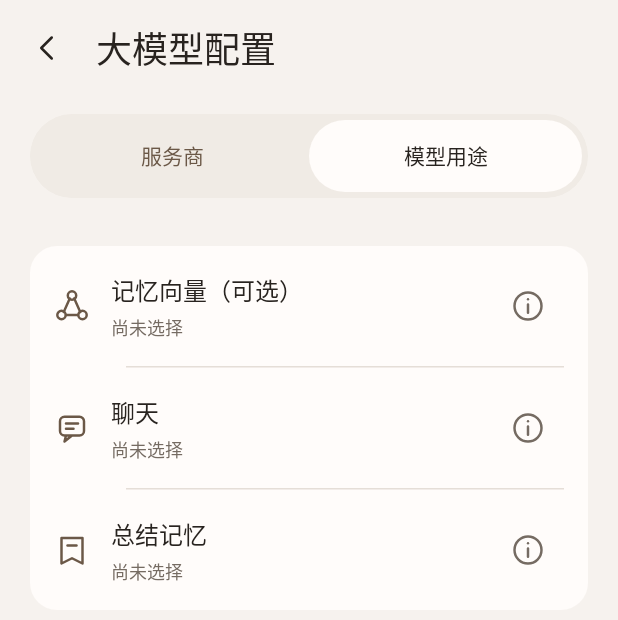
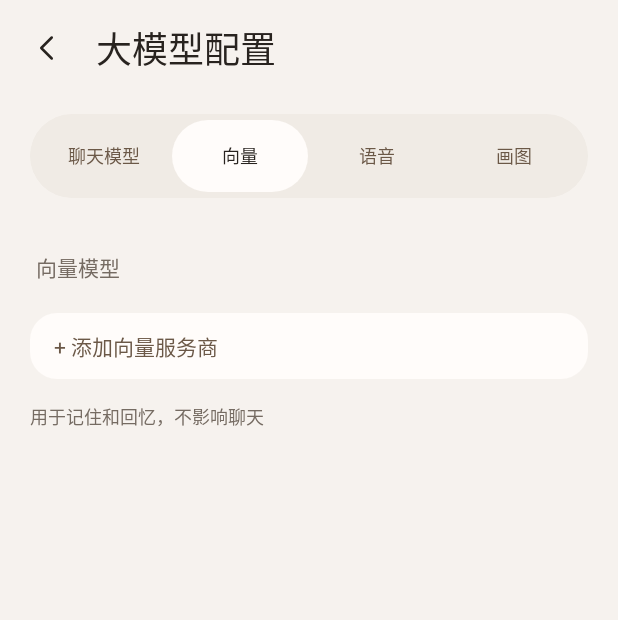
Before and after one commit to Jiang-Xiaoxing/Lianxu, an Android app built with Jetpack Compose: the composable ModelConfigScreen shown on its own in the app's theme, tab 2 chosen, on a phone screen of 412 x 824 dp. Shown: the top 620 px of the screen. Run offline under Robolectric (Android 15) with nearby library versions, the phone set to English and light mode, and no system bars; Roboto replaces fonts that are not available here; 1 statement that could not run was skipped.

Commit message:
大模型配置改成按用途分 tab

```diff
--- a/app/src/main/java/app/lianxu/independent/ModelConfigScreen.kt
+++ b/app/src/main/java/app/lianxu/independent/ModelConfigScreen.kt
@@ -9,6 +9,7 @@ import androidx.compose.foundation.lazy.LazyColumn
 import androidx.compose.foundation.lazy.items
 import androidx.compose.foundation.lazy.rememberLazyListState
 import androidx.compose.foundation.selection.selectableGroup
+import androidx.compose.foundation.shape.CircleShape
 import androidx.compose.foundation.shape.RoundedCornerShape
 import androidx.compose.foundation.text.KeyboardOptions
 import androidx.compose.material3.*
@@ -44,10 +45,13 @@ private fun regionName(p:ProviderPreset)=p.label.substringAfter(" · ","")
 @Composable fun ModelConfigScreen(onBack:()->Unit,state:ModelConfigState=viewModel(),saveForPurpose:ModelPurpose?=null) {
     LaunchedEffect(state.vaultVersion){state.refresh()}
     var screen by remember {mutableStateOf("overview")}
-    val tabs=rememberPageTabs(2)
+    val tabs=rememberPageTabs(4)
     val overviewTab=tabs.selected
     val servicesScroll=rememberLazyListState()
     val purposesScroll=rememberLazyListState()
+    val voiceScroll=rememberLazyListState()
+    val imageScroll=rememberLazyListState()
+    var imageNotice by remember{mutableStateOf(false)}
     var embeddingEditor by remember {mutableStateOf(false)}
     var allProviders by remember {mutableStateOf(false)}
     var regionGroup by remember {mutableStateOf<ProviderGroup?>(null)}
@@ -110,49 +114,62 @@ private fun regionName(p:ProviderPreset)=p.label.substringAfter(" · ","")
         if(saveForPurpose==ModelPurpose.CHAT&&!embeddingEditor)Text("这里只设置全局聊天。其他用途正在使用的配置可直接选用，但不能在这里修改或删除；可另加全局聊天配置。",Modifier.padding(horizontal=UiSpace.page,vertical=8.dp).testTag("config-chat-context"),style=MaterialTheme.typography.bodySmall,color=ConfigMuted)
         if(screen=="overview"){
             Row(Modifier.padding(horizontal=UiSpace.page,vertical=12.dp).fillMaxWidth().selectableGroup().clip(RoundedCornerShape(28.dp)).background(MaterialTheme.colorScheme.surfaceContainer).padding(4.dp)){
-                listOf("服务商","模型用途").forEachIndexed{index,label->
+                listOf("聊天模型","向量","语音","画图").forEachIndexed{index,label->
                     Tab(selected=overviewTab==index,onClick={tabs.select(index)},
-                        modifier=Modifier.weight(1f).heightIn(min=UiSpace.action).clip(RoundedCornerShape(24.dp)).background(if(overviewTab==index)Paper else Color.Transparent).testTag(if(index==0)"config-tab-services" else "config-tab-purposes"),
-                        selectedContentColor=ConfigInk,unselectedContentColor=ConfigGreen,text={Text(label,style=MaterialTheme.typography.labelLarge)})
+                        modifier=Modifier.weight(1f).heightIn(min=UiSpace.action).clip(RoundedCornerShape(24.dp)).background(if(overviewTab==index)Paper else Color.Transparent).testTag(listOf("config-tab-chat","config-tab-embedding","config-tab-voice","config-tab-image")[index]),
+                        selectedContentColor=ConfigInk,unselectedContentColor=ConfigGreen,text={Text(label,style=MaterialTheme.typography.labelMedium,maxLines=1)})
                 }
             }
-            // The visible panels have different lists and independent scroll positions.
-            PageTabContent(tabs){panel->LazyColumn(Modifier.fillMaxSize().testTag("config-overview"),state=if(panel==0)servicesScroll else purposesScroll,contentPadding=PaddingValues(UiSpace.page),verticalArrangement=Arrangement.spacedBy(16.dp)){
+            if(saveForPurpose!=null){
+                LazyColumn(Modifier.fillMaxSize().testTag("config-overview"),state=purposesScroll,contentPadding=PaddingValues(UiSpace.page),verticalArrangement=Arrangement.spacedBy(16.dp)){
+                    if(state.status.isNotBlank())item("status"){Notice(state.status,state.statusError)}
+                    item("purposes"){PurposeSelection(state,only=saveForPurpose)}
+                }
+            }else{
+            // 四个用途各占一个 tab，每个 tab 只列这个用途的服务商；互相不看对方的列表。
+            PageTabContent(tabs){panel->LazyColumn(Modifier.fillMaxSize().testTag("config-overview"),state=when(panel){0->servicesScroll;1->purposesScroll;2->voiceScroll;else->imageScroll},contentPadding=PaddingValues(UiSpace.page),verticalArrangement=Arrangement.spacedBy(16.dp)){
                 if(state.status.isNotBlank())item("status"){Notice(state.status,state.statusError)}
-                if(panel==0){
-                if(state.configs.isEmpty())item("empty"){Column(Modifier.fillMaxWidth().heightIn(min=240.dp).testTag("config-services-empty"),horizontalAlignment=Alignment.CenterHorizontally,verticalArrangement=Arrangement.Center){
-                    ControlIcon("services",ConfigMuted,64.dp);Spacer(Modifier.height(20.dp))
-                    Text("还没有保存的服务",style=MaterialTheme.typography.titleMedium,color=ConfigMuted)
-                }}
-                else {
-                item("saved-label"){SectionLabel("已保存的服务")}
-                item("saved-services"){Column(Modifier.fillMaxWidth().clip(RoundedCornerShape(18.dp)).background(Paper)){
-                    state.configs.forEachIndexed {index,config->
-                        val p=ProviderPresets.get(config.providerId)
-                        Row(Modifier.fillMaxWidth().clickable(enabled=!state.busy&&!sharedWithOtherPurposes(config.id)){edit(config)}.testTag("config-edit-${config.id}").padding(18.dp),verticalAlignment=Alignment.CenterVertically){
-                            ProviderMark(p);Spacer(Modifier.width(14.dp))
-                            Column(Modifier.weight(1f),verticalArrangement=Arrangement.spacedBy(6.dp)){
-                                Text(config.name,style=MaterialTheme.typography.titleSmall,fontWeight=FontWeight.Medium,maxLines=1,overflow=TextOverflow.Ellipsis)
-                                Text("${providerName(p)} · ${config.modelId}",style=MaterialTheme.typography.bodySmall,color=ConfigMuted,maxLines=1,overflow=TextOverflow.Ellipsis)
-                                if(sharedWithOtherPurposes(config.id))Text("其他用途正在使用，在此不能修改",style=MaterialTheme.typography.bodySmall,color=ConfigMuted)
-                                val test=state.tests[config.id];val testLine=ModelStatusText.test(test,config)
-                                Text(testLine,Modifier.testTag("config-probe-${config.id}"),style=MaterialTheme.typography.bodySmall,color=when{testLine=="未测试"->ConfigMuted;test?.ok==true->ConfigGreen;else->ConfigErrorColor})
-                                val call=state.calls[config.id]
-                                Text(ModelStatusText.calls(call),Modifier.testTag("config-calls-${config.id}"),style=MaterialTheme.typography.bodySmall,color=if(call?.ok==false)ConfigErrorColor else ConfigMuted)
-                            }
-                            if(config.id==state.defaultId)Text("默认",Modifier.padding(horizontal=8.dp).clip(RoundedCornerShape(8.dp)).background(SelectedBackground).padding(horizontal=8.dp,vertical=4.dp),color=ConfigGreen,style=MaterialTheme.typography.bodySmall)
+                when(panel){
+                0->{
+                    val rows=state.configs.filter{ProviderCatalog.modelKind(it)!=ProviderModelKind.TEXT_EMBEDDING}
+                    item("chat-label"){SectionLabel("聊天模型")}
+                    if(rows.isEmpty())item("chat-empty"){Column(Modifier.fillMaxWidth().heightIn(min=180.dp).testTag("config-services-empty"),horizontalAlignment=Alignment.CenterHorizontally,verticalArrangement=Arrangement.Center){
+                        ControlIcon("services",ConfigMuted,56.dp);Spacer(Modifier.height(16.dp))
+                        Text("还没有聊天服务",style=MaterialTheme.typography.titleMedium,color=ConfigMuted)
+                    }}
+                    item("chat-list"){Column(Modifier.fillMaxWidth().clip(RoundedCornerShape(18.dp)).background(Paper)){
+                        rows.forEachIndexed{index,config->
+                            ModelServiceRow(config,state.tests[config.id]?.ok==true,config.id==state.defaultId){edit(config)}
+                            if(index<rows.lastIndex)HorizontalDivider(Modifier.padding(horizontal=16.dp),color=ConfigLine)
                         }
-                        if(index<state.configs.lastIndex)HorizontalDivider(Modifier.padding(start=72.dp,end=18.dp),color=ConfigLine)
-                    }
-                }}
+                        if(rows.isNotEmpty())HorizontalDivider(Modifier.padding(horizontal=16.dp),color=ConfigLine)
+                        AddServiceRow("+ 添加聊天服务商","config-add-chat"){add()}
+                    }}
+                    item("chat-hint"){Text("用于和角色聊天",style=MaterialTheme.typography.bodySmall,color=ConfigMuted)}
                 }
-                item("add-service"){OutlinedButton(onClick={add()},enabled=!state.saving,modifier=Modifier.fillMaxWidth().heightIn(min=UiSpace.action).testTag("config-add")){Text("添加服务商")}}
-                if(saveForPurpose==null)item("add-embedding"){OutlinedButton(onClick={add(true)},modifier=Modifier.fillMaxWidth().heightIn(min=48.dp).testTag("config-add-embedding")){Text("添加向量模型")}}
-                if(saveForPurpose==null)item("voice-config"){ BreezeVoiceServiceSection() }
-                }else{
-                item("purposes"){PurposeSelection(state,only=saveForPurpose)}
+                1->{
+                    val rows=state.configs.filter{ProviderCatalog.modelKind(it)==ProviderModelKind.TEXT_EMBEDDING}
+                    item("emb-label"){SectionLabel("向量模型")}
+                    item("emb-list"){Column(Modifier.fillMaxWidth().clip(RoundedCornerShape(18.dp)).background(Paper)){
+                        rows.forEachIndexed{index,config->
+                            ModelServiceRow(config,state.tests[config.id]?.ok==true,state.purposes[ModelPurpose.EMBEDDING]==config.id){edit(config)}
+                            if(index<rows.lastIndex)HorizontalDivider(Modifier.padding(horizontal=16.dp),color=ConfigLine)
+                        }
+                        if(rows.isNotEmpty())HorizontalDivider(Modifier.padding(horizontal=16.dp),color=ConfigLine)
+                        AddServiceRow("+ 添加向量服务商","config-add-embedding"){add(true)}
+                    }}
+                    item("emb-hint"){Text("用于记住和回忆，不影响聊天",style=MaterialTheme.typography.bodySmall,color=ConfigMuted)}
                 }
-            }
+                2->item("voice"){BreezeVoiceServiceSection()}
+                else->{
+                    item("img-label"){SectionLabel("画图服务")}
+                    item("img-list"){Column(Modifier.fillMaxWidth().clip(RoundedCornerShape(18.dp)).background(Paper)){
+                        AddServiceRow("+ 添加画图服务商","config-add-image"){imageNotice=true}
+                    }}
+                    item("img-hint"){Text("还没有配置，先接一家才能让角色发图",style=MaterialTheme.typography.bodySmall,color=ConfigMuted)}
+                }
+                }
+            }}
             }
         }else if(screen=="providers"){
             OutlinedTextField(query,{query=it.take(80)},placeholder={Text("搜索服务商")},singleLine=true,leadingIcon={ControlIcon("search")},modifier=Modifier.fillMaxWidth().padding(horizontal=UiSpace.page,vertical=12.dp).testTag("provider-search"),shape=RoundedCornerShape(16.dp),colors=OutlinedTextFieldDefaults.colors(unfocusedContainerColor=Paper,focusedContainerColor=Paper,unfocusedBorderColor=Color.Transparent))
@@ -251,7 +268,40 @@ private fun regionName(p:ProviderPreset)=p.label.substringAfter(" · ","")
             }
         }
     }}
+    if(imageNotice)AlertDialog(onDismissRequest={imageNotice=false},title={Text("画图功能还没接入")},
+        text={Text("现在还不能添加画图服务商。等画图接上以后，这里会列出可以选的服务。")},
+        confirmButton={TextButton({imageNotice=false}){Text("知道了")}})
     deleting?.let{config->AlertDialog(onDismissRequest={deleting=null},title={Text("删除这份配置？")},text={Text("同时清除保存的密钥。聊天记录不受影响。")},confirmButton={TextButton(onClick={state.delete(config);deleting=null;key="";reveal=false;screen="overview"}){Text("确认删除")}},dismissButton={TextButton(onClick={deleting=null}){Text("取消")}})}
+}
+
+/** 一个用途下的一行：名字 + 状态 + 小胶囊，行高 44dp，和语音服务那一行一致。 */
+@Composable private fun ModelServiceRow(config:ModelConfig,testOk:Boolean,isDefault:Boolean,onOpen:()->Unit){
+    val p=ProviderPresets.get(config.providerId)
+    Row(Modifier.fillMaxWidth().heightIn(min=44.dp).clickable(role=Role.Button,onClick=onOpen)
+        .testTag("config-edit-${config.id}").padding(horizontal=16.dp,vertical=8.dp),verticalAlignment=Alignment.CenterVertically){
+        Column(Modifier.weight(1f),verticalArrangement=Arrangement.spacedBy(2.dp)){
+            Text(config.name,style=MaterialTheme.typography.titleSmall,fontWeight=FontWeight.Medium,maxLines=1,overflow=TextOverflow.Ellipsis)
+            Text("${providerName(p)} · ${config.modelId}",style=MaterialTheme.typography.labelSmall,color=ConfigMuted,maxLines=1,overflow=TextOverflow.Ellipsis)
+        }
+        if(testOk){
+            Box(Modifier.size(7.dp).clip(CircleShape).background(ConfigGreen));Spacer(Modifier.width(5.dp))
+            Text("已连接",style=MaterialTheme.typography.labelSmall,color=ConfigGreen)
+        }else Text("未连接",style=MaterialTheme.typography.labelSmall,color=ConfigMuted)
+        if(isDefault)Text("默认",Modifier.padding(start=6.dp),style=MaterialTheme.typography.labelSmall,color=ConfigGreen)
+        Spacer(Modifier.width(8.dp))
+        Box(Modifier.clip(CircleShape).background(Accent).clickable(onClick=onOpen)
+            .padding(horizontal=12.dp,vertical=5.dp).testTag("config-manage-${config.id}"),contentAlignment=Alignment.Center){
+            Text(if(testOk)"管理" else "连接",style=MaterialTheme.typography.labelSmall,color=MaterialTheme.colorScheme.onSecondaryContainer)
+        }
+    }
+}
+
+/** 卡片最下面那一行「+ 添加…」。 */
+@Composable private fun AddServiceRow(label:String,tag:String,onClick:()->Unit){
+    Row(Modifier.fillMaxWidth().heightIn(min=44.dp).clickable(role=Role.Button,onClick=onClick)
+        .testTag(tag).padding(horizontal=16.dp,vertical=10.dp),verticalAlignment=Alignment.CenterVertically){
+        Text(label,style=MaterialTheme.typography.bodyMedium,color=ConfigGreen)
+    }
 }
 
 @Composable private fun Notice(text:String,error:Boolean){Text(text,Modifier.fillMaxWidth().testTag("config-status"),style=MaterialTheme.typography.bodySmall,color=if(error)ConfigErrorColor else ConfigGreen)}
```
